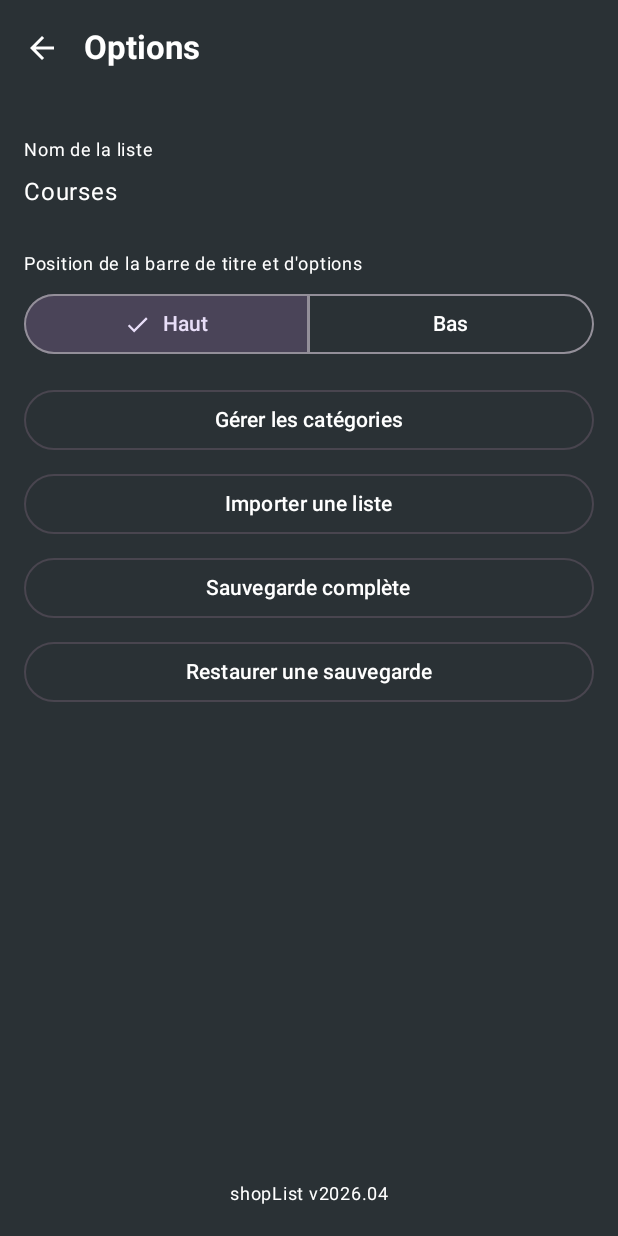
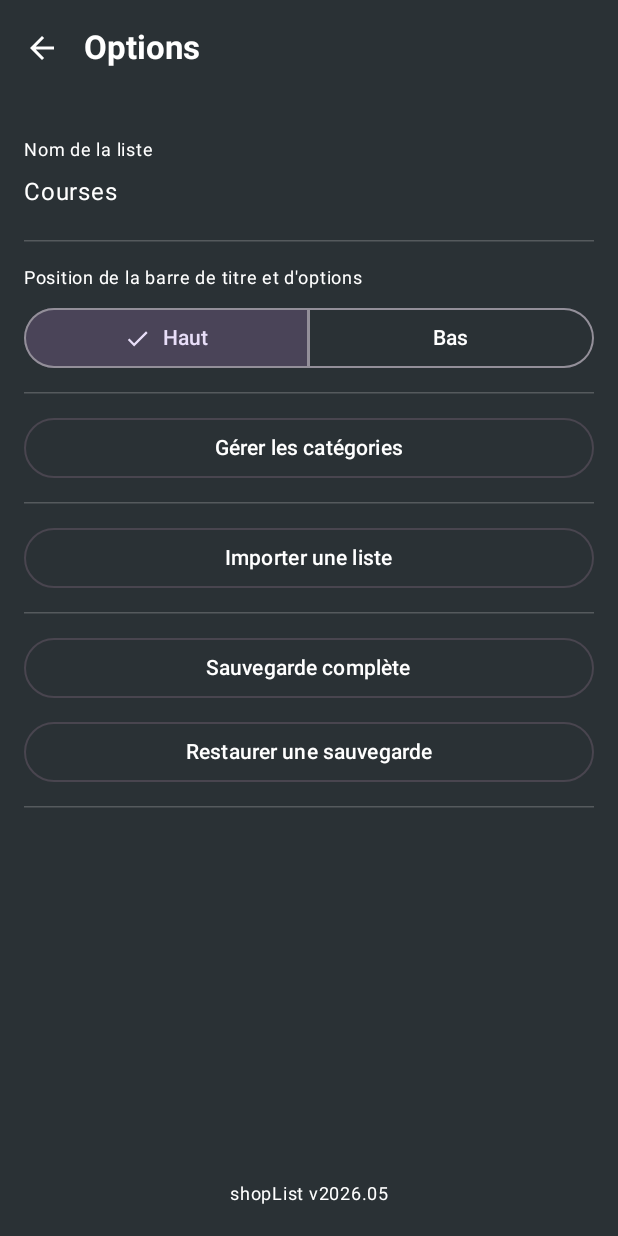
Before and after one commit to exochrone/ShopList, an Android app built with Jetpack Compose: the OptionsScreen screen opened through its navigation route, on a phone screen of 412 x 824 dp. Run offline under Robolectric (Android 15) with nearby library versions, the phone set to English and light mode, and no system bars; our stand-ins replace Room's generated code; libraries missing offline, so code that uses them is left out: sh.calvin.reorderable; 2 statements that could not run were skipped.

Commit message:
Ajout icônes menu, séparateurs options et version 2026.05

```diff
--- a/app/build.gradle.kts
+++ b/app/build.gradle.kts
@@ -13,8 +13,8 @@ android {
         applicationId = "com.jb.shoplist"
         minSdk = 31
         targetSdk = 35
-        versionCode = 2
-        versionName = "2026.04"
+        versionCode = 3
+        versionName = "2026.05"
         testInstrumentationRunner = "androidx.test.runner.AndroidJUnitRunner"
     }
 
--- a/app/src/main/java/com/jb/shoplist/MainActivity.kt
+++ b/app/src/main/java/com/jb/shoplist/MainActivity.kt
@@ -5,15 +5,17 @@ import android.widget.Toast
 import androidx.activity.ComponentActivity
 import androidx.activity.compose.setContent
 import androidx.activity.enableEdgeToEdge
+import androidx.compose.foundation.layout.Box
+import androidx.compose.foundation.layout.padding
 import androidx.compose.material3.Scaffold
 import androidx.compose.material3.SnackbarDuration
-import androidx.compose.material3.SnackbarHost
 import androidx.compose.material3.SnackbarHostState
 import androidx.compose.material3.SnackbarResult
 import androidx.compose.runtime.Composable
 import androidx.compose.runtime.LaunchedEffect
 import androidx.compose.runtime.getValue
 import androidx.compose.runtime.remember
+import androidx.compose.ui.Modifier
 import androidx.compose.ui.platform.LocalContext
 import androidx.lifecycle.compose.collectAsStateWithLifecycle
 import androidx.lifecycle.viewmodel.compose.viewModel
@@ -64,10 +66,8 @@ fun TodoApp() {
         }
     }
 
-    Scaffold(
-        snackbarHost = { SnackbarHost(hostState = snackbarHostState) }
-    ) { innerPadding ->
-        // On pourrait passer innerPadding à ShopListNavHost si besoin de gérer les insets
+    Scaffold { innerPadding ->
+        Box(modifier = Modifier.padding(innerPadding)) {
             ShopListNavHost(
                 navController = navController,
                 uiState = uiState,
@@ -78,3 +78,4 @@ fun TodoApp() {
             )
         }
     }
+}
--- a/app/src/main/java/com/jb/shoplist/ui/screens/liste/TodoListScreen.kt
+++ b/app/src/main/java/com/jb/shoplist/ui/screens/liste/TodoListScreen.kt
@@ -259,7 +259,7 @@ fun TodoListScreen(
                 .padding(innerPadding)
                 .padding(horizontal = 16.dp)
                 .then(
-                    if (modeRecherche) Modifier.pointerInput(Unit) {
+                    if (modeRecherche && positionBarre == PositionBarre.HAUT) Modifier.pointerInput(Unit) {
                         detectTapGestures(onTap = { position ->
                             val info = lazyListState.layoutInfo
                             val dernier = info.visibleItemsInfo.lastOrNull()
@@ -272,7 +272,7 @@ fun TodoListScreen(
                         })
                     } else Modifier
                 ),
-            verticalArrangement = Arrangement.spacedBy(0.dp)
+            verticalArrangement = if (positionBarre == PositionBarre.BAS) Arrangement.Bottom else Arrangement.spacedBy(0.dp)
         ) {
             items(
                 count = lignes.size,
@@ -299,7 +299,6 @@ fun TodoListScreen(
                                             }
                                             categoriesToucheesEnRecherche = categoriesToucheesEnRecherche + ligne.categorie.nom
                                         } else {
-                                            if (modeRecherche) quitterRecherche(CibleDefilement(ligne.cleUnique, null))
                                             onToggleCategorieRepliee(ligne.categorie)
                                         }
                                     }
@@ -352,7 +351,7 @@ fun TodoListScreen(
                                             enabled = false
                                         )
                                         DropdownMenuItem(
-                                            text = { Text("Ajout d'élément") },
+                                            text = { Text("Ajouter un produit") },
                                             leadingIcon = { Icon(Icons.Default.Add, contentDescription = null) },
                                             onClick = {
                                                 menuOuvertPourCategorie = null
@@ -380,7 +379,7 @@ fun TodoListScreen(
                                         )
                                         DropdownMenuItem(
                                             text = { Text("Choix de la couleur") },
-                                            leadingIcon = { Icon(Icons.Default.Palette, contentDescription = null) },
+                                            leadingIcon = { Icon(Icons.Default.Palette, contentDescription = null, tint = Color(ligne.categorie.couleur)) },
                                             onClick = {
                                                 menuOuvertPourCategorie = null
                                                 if (modeRecherche) quitterRecherche(CibleDefilement(ligne.cleUnique, null))
--- a/app/src/main/java/com/jb/shoplist/ui/screens/liste/TodoListTopBar.kt
+++ b/app/src/main/java/com/jb/shoplist/ui/screens/liste/TodoListTopBar.kt
@@ -133,32 +133,46 @@ fun TodoListTopBar(
                     IconButton(onClick = { afficherMenu = true }) {
                         Icon(Icons.Default.Menu, contentDescription = "Menu")
                     }
-                    DropdownMenu(
-                        expanded = afficherMenu,
-                        onDismissRequest = { afficherMenu = false }
-                    ) {
+
+                    val entrees: List<@Composable () -> Unit> = listOf(
+                        {
                             DropdownMenuItem(
                                 text = { Text("Partager la liste") },
+                                leadingIcon = { Icon(Icons.Default.Share, contentDescription = null) },
                                 onClick = {
                                     afficherMenu = false
                                     onOuvrirPartage()
                                 }
                             )
+                        },
+                        {
                             DropdownMenuItem(
                                 text = { Text("Tout cocher") },
+                                leadingIcon = { Icon(Icons.Default.Checklist, contentDescription = null) },
                                 onClick = {
                                     afficherMenu = false
                                     onToutCocher()
                                 }
                             )
+                        },
+                        {
                             DropdownMenuItem(
                                 text = { Text("Options") },
+                                leadingIcon = { Icon(Icons.Default.Settings, contentDescription = null) },
                                 onClick = {
                                     afficherMenu = false
                                     onOuvrirOptions()
                                 }
                             )
                         }
+                    )
+
+                    DropdownMenu(
+                        expanded = afficherMenu,
+                        onDismissRequest = { afficherMenu = false }
+                    ) {
+                        (if (enBas) entrees.reversed() else entrees).forEach { entree -> entree() }
+                    }
                 }
             }
         }
--- a/app/src/main/java/com/jb/shoplist/ui/screens/options/OptionsScreen.kt
+++ b/app/src/main/java/com/jb/shoplist/ui/screens/options/OptionsScreen.kt
@@ -111,7 +111,13 @@ fun OptionsScreen(
                 )
             }
 
-            Spacer(modifier = Modifier.height(16.dp))
+            HorizontalDivider(
+                modifier = Modifier
+                    .fillMaxWidth()
+                    .padding(vertical = 12.dp),
+                thickness = 1.dp,
+                color = MaterialTheme.colorScheme.onSurface.copy(alpha = 0.2f)
+            )
 
             // 2. Option « Position de la barre de titre et d'options »
             Text(
@@ -133,7 +139,13 @@ fun OptionsScreen(
                 ) { Text("Bas") }
             }
 
-            Spacer(modifier = Modifier.height(16.dp))
+            HorizontalDivider(
+                modifier = Modifier
+                    .fillMaxWidth()
+                    .padding(vertical = 12.dp),
+                thickness = 1.dp,
+                color = MaterialTheme.colorScheme.onSurface.copy(alpha = 0.2f)
+            )
 
             // 3. Bouton « Gérer les catégories »
             OutlinedButton(
@@ -143,7 +155,13 @@ fun OptionsScreen(
                 Text("Gérer les catégories")
             }
 
-            Spacer(modifier = Modifier.height(8.dp))
+            HorizontalDivider(
+                modifier = Modifier
+                    .fillMaxWidth()
+                    .padding(vertical = 12.dp),
+                thickness = 1.dp,
+                color = MaterialTheme.colorScheme.onSurface.copy(alpha = 0.2f)
+            )
 
             // 4. Bouton « Importer une liste »
             OutlinedButton(
@@ -153,7 +171,13 @@ fun OptionsScreen(
                 Text("Importer une liste")
             }
 
-            Spacer(modifier = Modifier.height(8.dp))
+            HorizontalDivider(
+                modifier = Modifier
+                    .fillMaxWidth()
+                    .padding(vertical = 12.dp),
+                thickness = 1.dp,
+                color = MaterialTheme.colorScheme.onSurface.copy(alpha = 0.2f)
+            )
 
             // 5. Bouton « Sauvegarde complète »
             OutlinedButton(
@@ -177,6 +201,14 @@ fun OptionsScreen(
             ) {
                 Text("Restaurer une sauvegarde")
             }
+
+            HorizontalDivider(
+                modifier = Modifier
+                    .fillMaxWidth()
+                    .padding(vertical = 12.dp),
+                thickness = 1.dp,
+                color = MaterialTheme.colorScheme.onSurface.copy(alpha = 0.2f)
+            )
 
             Spacer(modifier = Modifier.weight(1f))
 
```
Also changed, not shown: 3 other files. Lines whose indentation alone changed are shown as unchanged.
